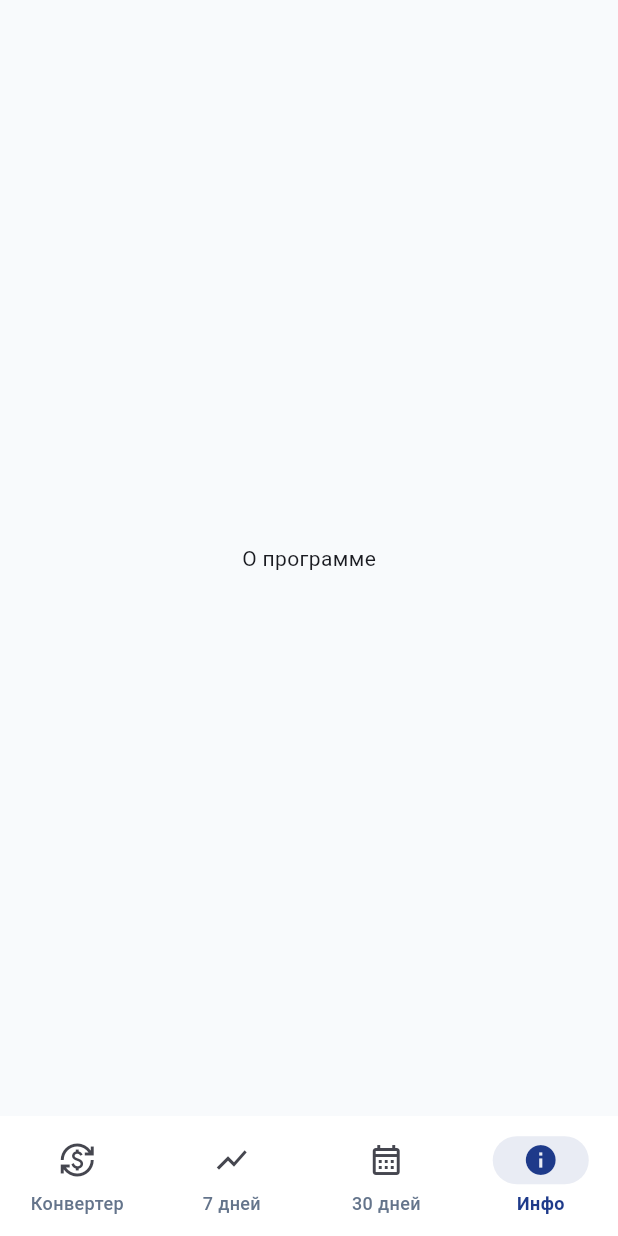
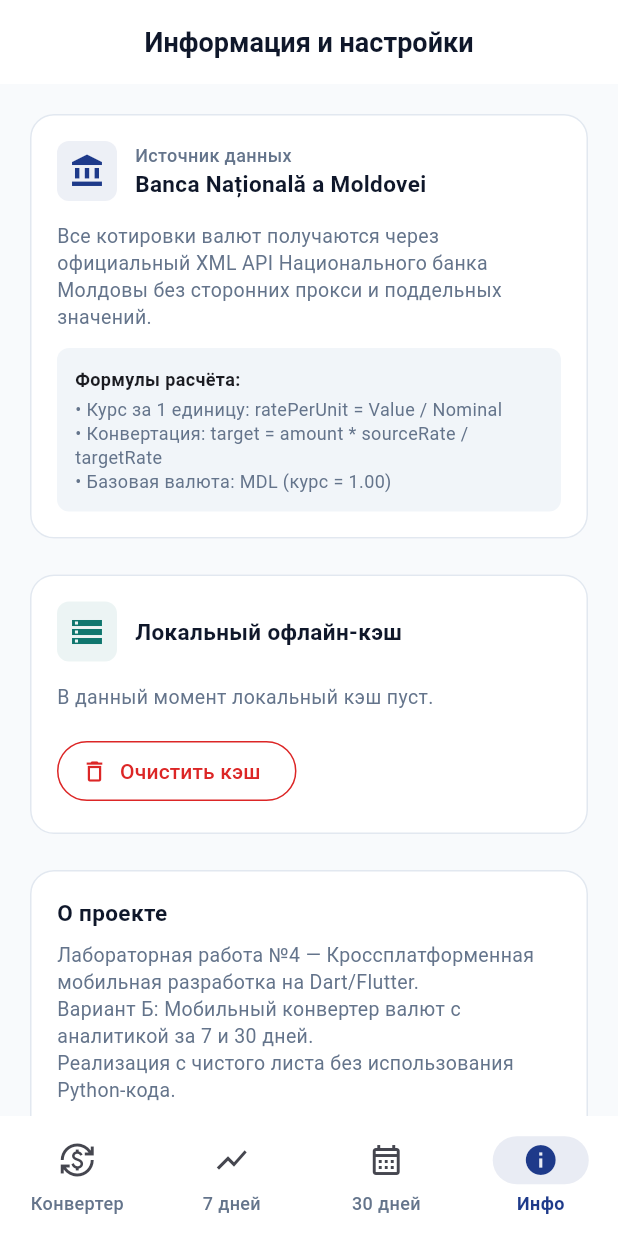
Before and after one commit to www1ndsr/currency-converter-flutter, a Flutter app: the screen it shows after launch, item 4 of the bottom bar chosen, on a phone screen of 412 x 824 dp. Run offline on Flutter 3.47's test engine with Material 3 defaults, Android fonts, the phone set to English and light mode, and no system bars; our stand-ins replace decimal, fl_chart, material_ui, shared_preferences; network calls fail.

Commit message:
feat: implement Settings and BNM Info screen and wire all screens into main shell

```diff
--- /dev/null
+++ b/lib/features/settings/screens/settings_screen.dart
@@ -0,0 +1,233 @@
+import 'package:material_ui/material_ui.dart';
+import '../../../core/constants/app_colors.dart';
+import '../../../core/utils/date_formatter.dart';
+import '../../../data/models/rate_snapshot.dart';
+import '../../../data/repositories/exchange_rate_repository.dart';
+
+class SettingsScreen extends StatefulWidget {
+  final ExchangeRateRepository repository;
+
+  const SettingsScreen({super.key, required this.repository});
+
+  @override
+  State<SettingsScreen> createState() => _SettingsScreenState();
+}
+
+class _SettingsScreenState extends State<SettingsScreen> {
+  RateSnapshot? _cachedSnapshot;
+  bool _isClearing = false;
+
+  @override
+  void initState() {
+    super.initState();
+    _checkCacheStatus();
+  }
+
+  Future<void> _checkCacheStatus() async {
+    final cached = await widget.repository.getCachedSnapshot();
+    if (mounted) {
+      setState(() {
+        _cachedSnapshot = cached;
+      });
+    }
+  }
+
+  Future<void> _clearCache() async {
+    setState(() {
+      _isClearing = true;
+    });
+
+    await widget.repository.clearCache();
+    await _checkCacheStatus();
+
+    if (!mounted) return;
+    setState(() {
+      _isClearing = false;
+    });
+
+    ScaffoldMessenger.of(context).showSnackBar(
+      const SnackBar(
+        content: Text('Локальный кэш успешно очищен'),
+        backgroundColor: AppColors.primary,
+      ),
+    );
+  }
+
+  @override
+  Widget build(BuildContext context) {
+    return Scaffold(
+      appBar: AppBar(
+        title: const Text('Информация и настройки'),
+      ),
+      body: SingleChildScrollView(
+        padding: const EdgeInsets.all(16.0),
+        child: Column(
+          crossAxisAlignment: CrossAxisAlignment.stretch,
+          children: [
+            // BNM Source Info Card
+            Card(
+              child: Padding(
+                padding: const EdgeInsets.all(18.0),
+                child: Column(
+                  crossAxisAlignment: CrossAxisAlignment.start,
+                  children: [
+                    Row(
+                      children: [
+                        Container(
+                          padding: const EdgeInsets.all(8),
+                          decoration: BoxDecoration(
+                            color: AppColors.primary.withAlpha(20),
+                            borderRadius: BorderRadius.circular(8),
+                          ),
+                          child: const Icon(Icons.account_balance, color: AppColors.primary),
+                        ),
+                        const SizedBox(width: 12),
+                        const Expanded(
+                          child: Column(
+                            crossAxisAlignment: CrossAxisAlignment.start,
+                            children: [
+                              Text(
+                                'Источник данных',
+                                style: TextStyle(
+                                  fontSize: 12,
+                                  fontWeight: FontWeight.w500,
+                                  color: AppColors.textSecondary,
+                                ),
+                              ),
+                              Text(
+                                'Banca Națională a Moldovei',
+                                style: TextStyle(
+                                  fontSize: 15,
+                                  fontWeight: FontWeight.bold,
+                                  color: AppColors.textPrimary,
+                                ),
+                              ),
+                            ],
+                          ),
+                        ),
+                      ],
+                    ),
+                    const SizedBox(height: 14),
+                    const Text(
+                      'Все котировки валют получаются через официальный XML API Национального банка Молдовы без сторонних прокси и поддельных значений.',
+                      style: TextStyle(fontSize: 13, color: AppColors.textSecondary, height: 1.4),
+                    ),
+                    const SizedBox(height: 12),
+                    Container(
+                      padding: const EdgeInsets.all(12),
+                      decoration: BoxDecoration(
+                        color: AppColors.surfaceVariant,
+                        borderRadius: BorderRadius.circular(8),
+                      ),
+                      child: const Column(
+                        crossAxisAlignment: CrossAxisAlignment.start,
+                        children: [
+                          Text(
+                            'Формулы расчёта:',
+                            style: TextStyle(fontSize: 12, fontWeight: FontWeight.bold),
+                          ),
+                          SizedBox(height: 4),
+                          Text(
+                            '• Курс за 1 единицу: ratePerUnit = Value / Nominal\n'
+                            '• Конвертация: target = amount * sourceRate / targetRate\n'
+                            '• Базовая валюта: MDL (курс = 1.00)',
+                            style: TextStyle(fontSize: 12, color: AppColors.textSecondary, height: 1.3),
+                          ),
+                        ],
+                      ),
+                    ),
+                  ],
+                ),
+              ),
+            ),
+            const SizedBox(height: 16),
+            // Cache Management Card
+            Card(
+              child: Padding(
+                padding: const EdgeInsets.all(18.0),
+                child: Column(
+                  crossAxisAlignment: CrossAxisAlignment.start,
+                  children: [
+                    Row(
+                      children: [
+                        Container(
+                          padding: const EdgeInsets.all(8),
+                          decoration: BoxDecoration(
+                            color: AppColors.secondary.withAlpha(20),
+                            borderRadius: BorderRadius.circular(8),
+                          ),
+                          child: const Icon(Icons.storage_outlined, color: AppColors.secondary),
+                        ),
+                        const SizedBox(width: 12),
+                        const Expanded(
+                          child: Text(
+                            'Локальный офлайн-кэш',
+                            style: TextStyle(
+                              fontSize: 15,
+                              fontWeight: FontWeight.bold,
+                              color: AppColors.textPrimary,
+                            ),
+                          ),
+                        ),
+                      ],
+                    ),
+                    const SizedBox(height: 14),
+                    Text(
+                      _cachedSnapshot != null
+                          ? 'Сохранён снимок котировок на дату: ${DateFormatter.toDisplayDate(_cachedSnapshot!.effectiveDate)} '
+                            '(${_cachedSnapshot!.rates.length} валют, получен: ${DateFormatter.toDisplayDateTime(_cachedSnapshot!.fetchedAt)}).'
+                          : 'В данный момент локальный кэш пуст.',
+                      style: const TextStyle(fontSize: 13, color: AppColors.textSecondary),
+                    ),
+                    const SizedBox(height: 16),
+                    OutlinedButton.icon(
+                      onPressed: _isClearing ? null : _clearCache,
+                      icon: const Icon(Icons.delete_outline, size: 18),
+                      label: Text(_isClearing ? 'Очистка...' : 'Очистить кэш'),
+                      style: OutlinedButton.styleFrom(
+                        foregroundColor: AppColors.trendDecline,
+                        side: const BorderSide(color: AppColors.trendDecline),
+                      ),
+                    ),
+                  ],
+                ),
+              ),
+            ),
+            const SizedBox(height: 16),
+            // Lab info Card
+            Card(
+              child: Padding(
+                padding: const EdgeInsets.all(18.0),
+                child: Column(
+                  crossAxisAlignment: CrossAxisAlignment.start,
+                  children: [
+                    const Text(
+                      'О проекте',
+                      style: TextStyle(
+                        fontSize: 15,
+                        fontWeight: FontWeight.bold,
+                        color: AppColors.textPrimary,
+                      ),
+                    ),
+                    const SizedBox(height: 8),
+                    const Text(
+                      'Лабораторная работа №4 — Кроссплатформенная мобильная разработка на Dart/Flutter.\n'
+                      'Вариант Б: Мобильный конвертер валют с аналитикой за 7 и 30 дней.\n'
+                      'Реализация с чистого листа без использования Python-кода.',
+                      style: TextStyle(fontSize: 13, color: AppColors.textSecondary, height: 1.4),
+                    ),
+                    const SizedBox(height: 8),
+                    Text(
+                      'Версия приложения: 1.0.0+1\nПлатформы: Android, Web (Chrome)',
+                      style: TextStyle(fontSize: 12, color: AppColors.textMuted),
+                    ),
+                  ],
+                ),
+              ),
+            ),
+          ],
+        ),
+      ),
+    );
+  }
+}
--- a/lib/main.dart
+++ b/lib/main.dart
@@ -1,17 +1,40 @@
 import 'package:material_ui/material_ui.dart';
 import 'app/app.dart';
+import 'data/repositories/exchange_rate_repository.dart';
+import 'domain/services/conversion_service.dart';
+import 'domain/services/statistics_service.dart';
+import 'features/analytics/screens/monthly_analytics_screen.dart';
+import 'features/analytics/screens/weekly_analytics_screen.dart';
+import 'features/converter/screens/converter_screen.dart';
+import 'features/settings/screens/settings_screen.dart';
 import 'features/shell/main_shell_screen.dart';
 
 void main() {
   WidgetsFlutterBinding.ensureInitialized();
+
+  final repository = ExchangeRateRepository();
+  final conversionService = ConversionService();
+  final statisticsService = StatisticsService();
+
   runApp(
-    const CurrencyApp(
+    CurrencyApp(
       home: MainShellScreen(
         screens: [
-          Scaffold(body: Center(child: Text('Конвертер'))),
-          Scaffold(body: Center(child: Text('Аналитика за 7 дней'))),
-          Scaffold(body: Center(child: Text('Аналитика за 30 дней'))),
-          Scaffold(body: Center(child: Text('О программе'))),
+          ConverterScreen(
+            repository: repository,
+            conversionService: conversionService,
+          ),
+          WeeklyAnalyticsScreen(
+            repository: repository,
+            statisticsService: statisticsService,
+          ),
+          MonthlyAnalyticsScreen(
+            repository: repository,
+            statisticsService: statisticsService,
+          ),
+          SettingsScreen(
+            repository: repository,
+          ),
         ],
       ),
     ),
```
